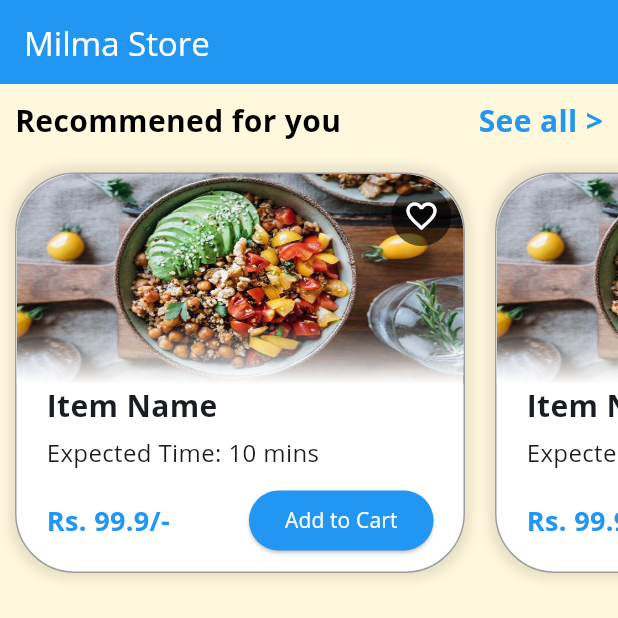
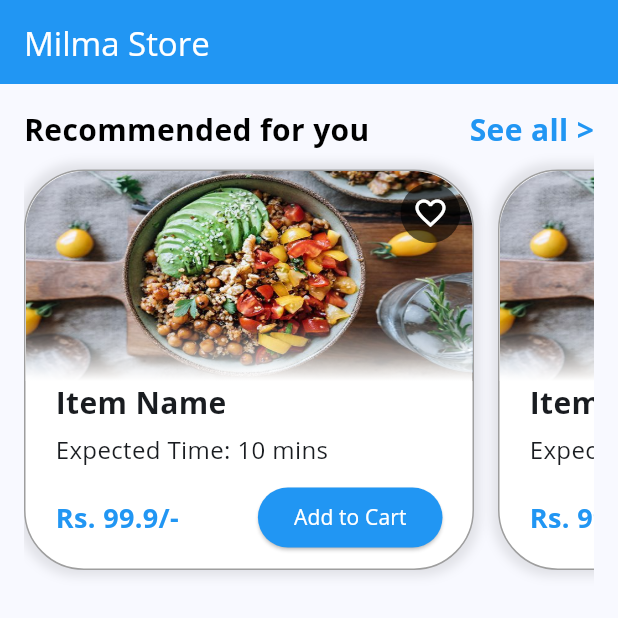
Before and after one commit to siddharthO3/milma_food_ordering, a Flutter app: the screen it shows after launch, on a phone screen of 412 x 824 dp. Shown: the top 618 px of the screen. Run offline on Flutter 3.47's test engine with Material 3 defaults, Android fonts, the phone set to English and light mode, and no system bars.

```diff
--- a/lib/Item_Widget/items_row.dart
+++ b/lib/Item_Widget/items_row.dart
@@ -3,7 +3,7 @@ import 'items.dart';
 
 class ItemsRow extends StatelessWidget {
   final List<Items> itemsList;
-  ItemsRow(this.itemsList);
+  const ItemsRow(this.itemsList);
 
   @override
   Widget build(BuildContext context) {
@@ -18,9 +18,9 @@ class ItemsRow extends StatelessWidget {
                 width: 300,
                 //height: 225,
 
-                margin: EdgeInsets.all(10),
+                margin: const EdgeInsets.only(right: 16, top: 12),
                 decoration: BoxDecoration(
-                  boxShadow: [
+                  boxShadow: const [
                     BoxShadow(
                       color: Color.fromARGB(24, 0, 0, 0),
                       spreadRadius: 4,
@@ -38,7 +38,7 @@ class ItemsRow extends StatelessWidget {
                   children: [
                     //Image section----------------------------------------
                     ClipRRect(
-                      borderRadius: BorderRadius.only(
+                      borderRadius: const BorderRadius.only(
                           topLeft: Radius.circular(40),
                           topRight: Radius.circular(40)),
                       child: Stack(
@@ -47,7 +47,7 @@ class ItemsRow extends StatelessWidget {
                           Stack(
                             alignment: Alignment.bottomCenter,
                             children: [
-                              Container(
+                              SizedBox(
                                 width: double.infinity,
                                 height: 140,
                                 child: Image.asset(
@@ -59,13 +59,13 @@ class ItemsRow extends StatelessWidget {
                                 width: double.infinity,
                                 height: 40,
                                 alignment: Alignment.bottomLeft,
-                                decoration: BoxDecoration(
+                                decoration: const BoxDecoration(
                                   gradient: LinearGradient(
                                     begin: Alignment.topCenter,
                                     end: Alignment.bottomCenter,
                                     colors: [
                                       Color.fromARGB(0, 255, 255, 255),
-                                      const Color.fromARGB(255, 255, 255, 255),
+                                      Color.fromARGB(255, 255, 255, 255),
                                     ],
                                   ),
                                 ),
@@ -75,10 +75,11 @@ class ItemsRow extends StatelessWidget {
                           Padding(
                             padding: const EdgeInsets.all(8.0),
                             child: CircleAvatar(
-                              backgroundColor: Color.fromARGB(149, 0, 0, 0),
+                              backgroundColor:
+                                  const Color.fromARGB(149, 0, 0, 0),
                               child: IconButton(
                                 onPressed: () {},
-                                icon: Icon(Icons.favorite_border),
+                                icon: const Icon(Icons.favorite_border),
                                 style: IconButton.styleFrom(
                                   foregroundColor: Colors.white,
                                 ),
@@ -91,47 +92,47 @@ class ItemsRow extends StatelessWidget {
 
                     // Info Section----------------------------------------
                     Container(
-                      padding: EdgeInsets.only(left: 20, right: 20, bottom: 10),
+                      padding: const EdgeInsets.only(
+                        left: 20,
+                        right: 20,
+                        bottom: 10,
+                      ),
                       child: Column(
-                        crossAxisAlignment: CrossAxisAlignment.start,
-                        children: [
-                          Column(
                         crossAxisAlignment: CrossAxisAlignment.start,
                         children: [
                           Text(
                             item.itemName!,
-                                style: TextStyle(
+                            style: const TextStyle(
                               fontSize: 20,
                               fontWeight: FontWeight.bold,
                             ),
                           ),
-                              SizedBox(height: 5),
+                          const SizedBox(height: 5),
                           Text(
                             'Expected Time: ${item.expectedTime!}',
-                                style: TextStyle(
+                            style: const TextStyle(
                               fontSize: 16,
                             ),
                           ),
-                              SizedBox(height: 10),
-                            ],
-                          ),
+                          const SizedBox(height: 10),
                           Row(
                             mainAxisAlignment: MainAxisAlignment.spaceBetween,
                             children: [
                               Text(
                                 'Rs. ${item.price!}/-',
-                                style: TextStyle(
+                                style: const TextStyle(
                                   fontSize: 18,
                                   fontWeight: FontWeight.bold,
                                   color: Colors.blue,
                                 ),
                               ),
                               ElevatedButton(
-                                onPressed: () {}, // Function to add to cart
-                                child: Text('Add to Cart'),
+                                onPressed: () {},
                                 style: ElevatedButton.styleFrom(
                                   backgroundColor: Colors.blue,
-                                    foregroundColor: Colors.white),
+                                  foregroundColor: Colors.white,
+                                ), // Function to add to cart
+                                child: const Text('Add to Cart'),
                               ),
                             ],
                           ),
--- a/lib/main.dart
+++ b/lib/main.dart
@@ -12,11 +12,11 @@ class MyApp extends StatelessWidget {
     return MaterialApp(
       title: 'Milma Food Ordering App',
       theme: ThemeData(
-        primarySwatch: Colors.blue,
+        // primarySwatch: Colors.blue,
         colorScheme: ColorScheme.fromSeed(seedColor: Colors.blue),
         useMaterial3: true,
         fontFamily: "OpenSans",
-        scaffoldBackgroundColor: Color.fromARGB(255, 255, 248, 221),
+        // scaffoldBackgroundColor: const Color.fromARGB(255, 255, 248, 221),
         visualDensity: VisualDensity.adaptivePlatformDensity,
       ),
       home: ProductCard(),
@@ -25,10 +25,10 @@ class MyApp extends StatelessWidget {
 }
 
 // Placeholder Text for the item widgets
-final String imageURI = "assets/image/food.jpg";
-final String itemName = "Item Name";
-final String expectedTime = "10 mins";
-final double price = 99.9;
+const String imageURI = "assets/image/food.jpg";
+const String itemName = "Item Name";
+const String expectedTime = "10 mins";
+const double price = 99.9;
 
 class ProductCard extends StatelessWidget {
   //Sample list for item widget
@@ -51,39 +51,41 @@ class ProductCard extends StatelessWidget {
   Widget build(BuildContext context) {
     return Scaffold(
         appBar: AppBar(
-          title: Text('Milma Store'),
+          title: const Text('Milma Store'),
           backgroundColor: Colors.blue,
           foregroundColor: Colors.white,
         ),
-        body: Column(
+        body: Padding(
+          padding: const EdgeInsets.all(16),
+          child: Column(
             crossAxisAlignment: CrossAxisAlignment.start,
             children: [
-            Padding(
-              padding: const EdgeInsets.all(10),
-              child: Row(
+              const Row(
                 mainAxisAlignment: MainAxisAlignment.spaceBetween,
                 children: [
                   Text(
-                    "Recommened for you",
+                    "Recommended for you",
                     style: TextStyle(
                       fontSize: 20,
                       color: Colors.black,
-                        fontWeight: FontWeight.bold),
+                      fontWeight: FontWeight.bold,
+                    ),
                   ),
                   Text(
                     "See all >",
                     style: TextStyle(
                       fontSize: 20,
                       color: Colors.blue,
-                        fontWeight: FontWeight.bold),
+                      fontWeight: FontWeight.bold,
+                    ),
                   ),
                 ],
-              ),
               ),
 
               // Item Widget
               ItemsRow(_itemsList),
             ],
+          ),
         ));
   }
 }
```
Lines whose indentation alone changed are shown as unchanged.
